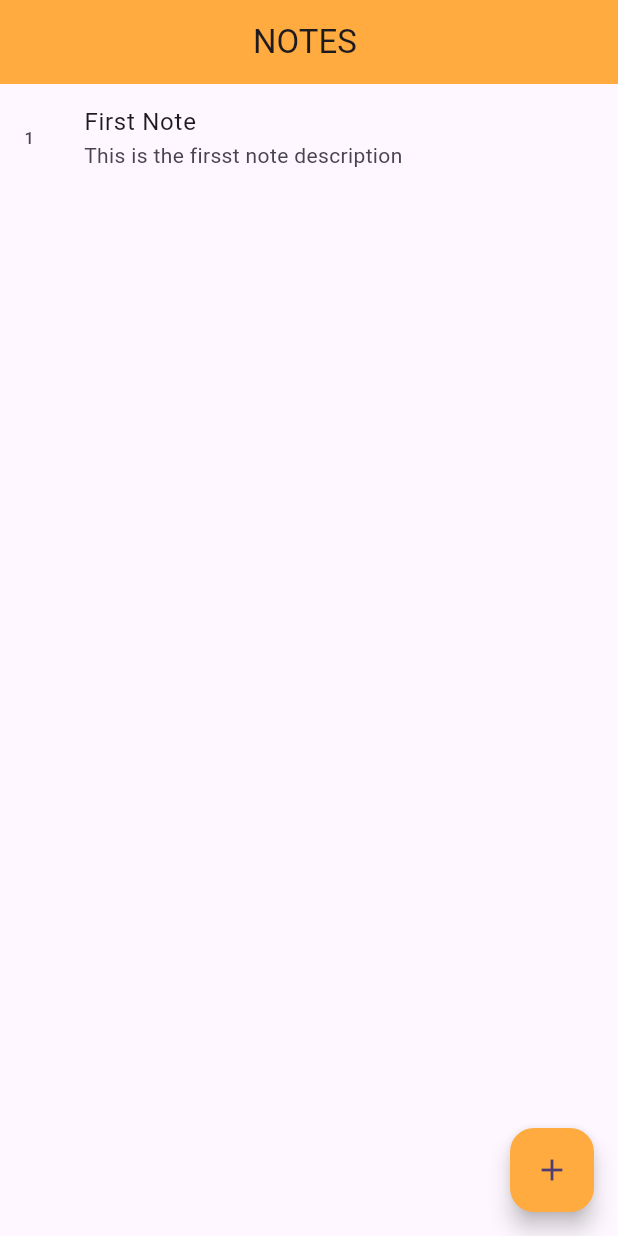
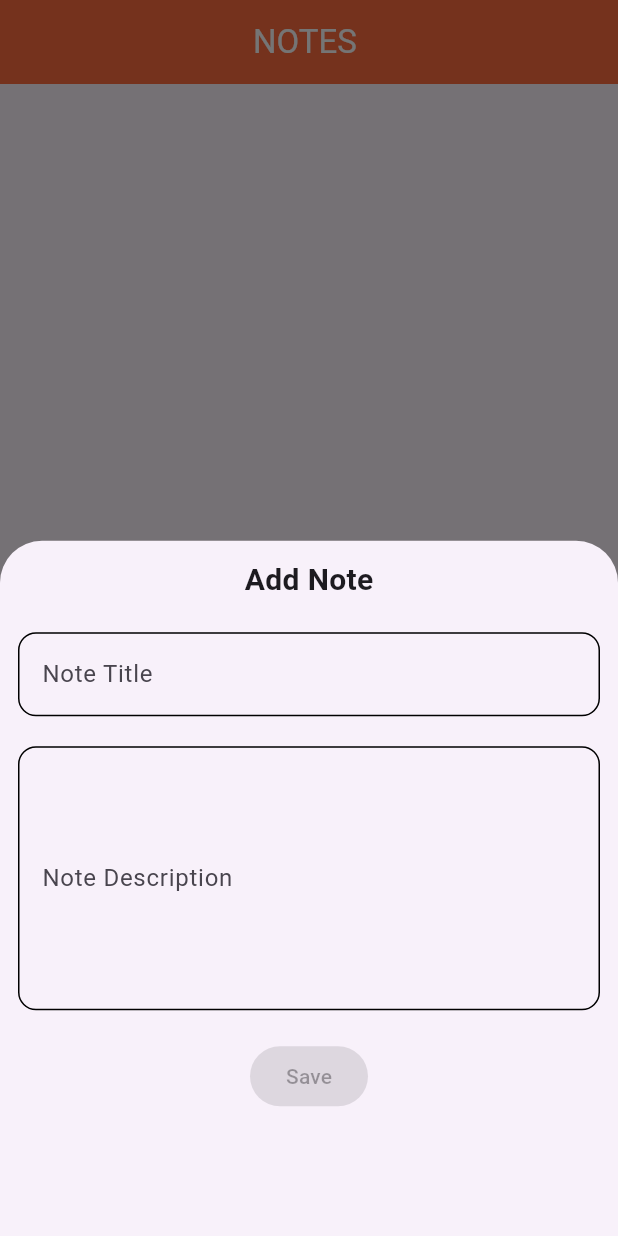
Before and after one commit to ayeshaamjad01/sql_app, a Flutter app: the screen it shows after launch, after a tap on the "add" icon, on a phone screen of 412 x 824 dp. Run offline on Flutter 3.47's test engine with Material 3 defaults, Android fonts, the light colour scheme and no system bars; our stand-ins replace sqflite; accounts and stored records are empty; statements that could not run were skipped.

Commit message:
user input note controllers added

```diff
--- a/lib/screens/home_screen.dart
+++ b/lib/screens/home_screen.dart
@@ -9,6 +9,9 @@ class HomeScreen extends StatefulWidget {
 }
 
 class _HomeScreenState extends State<HomeScreen> {
+  TextEditingController titleController = TextEditingController();
+  TextEditingController descController = TextEditingController();
+
   List<Map<String, dynamic>> allNotes = [];
   DBHelper? dbRef;
 
@@ -31,7 +34,8 @@ class _HomeScreenState extends State<HomeScreen> {
       appBar: AppBar(
         title: Text('NOTES '),
         centerTitle: true,
-        backgroundColor: Colors.orangeAccent,
+        backgroundColor: Colors.deepOrangeAccent,
+        foregroundColor: Colors.white,
       ),
       //all nites visible
       body: allNotes.isNotEmpty
@@ -49,14 +53,66 @@ class _HomeScreenState extends State<HomeScreen> {
       floatingActionButton: FloatingActionButton(
           onPressed: () async {
             ///note to be added from
-            bool check = await dbRef!.addNote(
-                note_title: "First Note",
-                note_desc: "This is the firsst note description");
-            if (check) {
-              getNotes();
-            }
+            /// static notes being added
+            // bool check = await dbRef!.addNote(
+            //     note_title: "First Note",
+            //     note_desc: "This is the firsst note description");
+            // if (check) {
+            //   getNotes();
+            // }
+            //user input notes
+            showModalBottomSheet(
+                context: context,
+                builder: (context) {
+                  return Container(
+                    width: double.infinity,
+                    padding: EdgeInsets.all(12),
+                    child: Column(
+                      children: [
+                        Text(
+                          'Add Note',
+                          style: TextStyle(
+                              fontSize: 20, fontWeight: FontWeight.w600),
+                        ),
+                        SizedBox(height: 20),
+                        TextField(
+                          controller: titleController,
+                          decoration: InputDecoration(
+                              label: Text('Note Title'),
+                              focusedBorder: OutlineInputBorder(
+                                  borderRadius: BorderRadius.circular(12)),
+                              enabledBorder: OutlineInputBorder(
+                                  borderRadius: BorderRadius.circular(12))),
+                        ),
+                        SizedBox(height: 20),
+                        TextField(
+                          maxLines: 6,
+                          controller: descController,
+                          decoration: InputDecoration(
+                              label: Text('Note Description'),
+                              focusedBorder: OutlineInputBorder(
+                                  borderRadius: BorderRadius.circular(12)),
+                              enabledBorder: OutlineInputBorder(
+                                  borderRadius: BorderRadius.circular(12))),
+                        ),
+                        SizedBox(height: 20),
+                        ElevatedButton(
+                            onPressed: () {
+                              var note_title = titleController.text;
+                              var note_desc = descController.text;
+                              if (note_title.isNotEmpty && )
+                            },
+                            child: Text('Save'),
+                            style: ElevatedButton.styleFrom(
+                                backgroundColor: Colors.deepOrangeAccent,
+                                foregroundColor: Colors.white))
+                      ],
+                    ),
+                  );
+                });
           },
-          backgroundColor: Colors.orangeAccent,
+          backgroundColor: Colors.deepOrangeAccent,
+          foregroundColor: Colors.white,
           child: Icon(Icons.add)),
     );
   }
```
